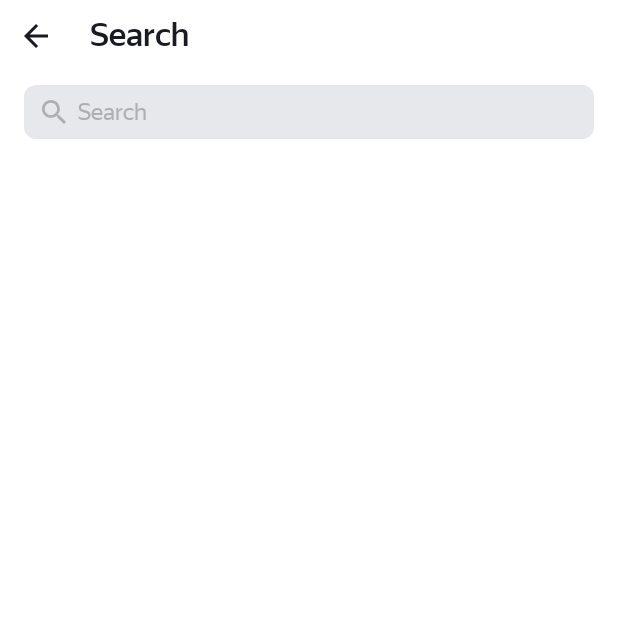
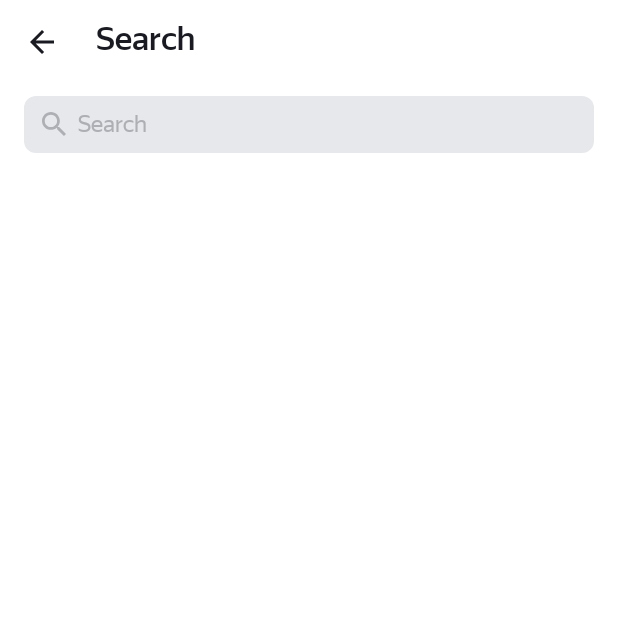
Before and after one commit to dimasla4ee/Playlist-Maker, an Android app: the SearchActivity screen opened directly, with no data from a screen before it, on a phone screen of 412 x 824 dp, the top half of it. Run offline under Robolectric (Android 15) with nearby library versions, the phone set to English and light mode, and no system bars.

Commit message:
Refactor(search): migrate SearchActivity to ConstraintLayout and improve UI logic
- Migrated `activity_search.xml` from `LinearLayout` to `ConstraintLayout` for more flexible UI design.
- Added `Guideline`s to `activity_search.xml` for consistent spacing.
- Adjusted `searchbar_height` dimension to make EditText text fit without cropping.
- Removed margins from `LinearLayout.Searchbar` style.
- Updated `SearchActivity.kt` to:
    - Adjust `searchHistoryClearButton` bottom margin based on window insets.
    - Show/hide search history elements (`searchHistoryLabel`, `searchHistoryRecyclerView`, `searchHistoryClearButton`) as a group.
    - Show/hide search status elements (`searchStatusImageView`, `searchStatusTextView`, `searchStatusReloadButton`) as a group using `ConstraintLayout.Flow`.
    - Correctly display search history or no content when search query is empty.
    - Set `ContentType.NONE` before retrying search on reload button click.
    - Simplified visibility logic using a new `show` extension function (not included in diff).
    - Removed unused `getSongs` Runnable.
    - Changed `inputType` of `searchInputEditText` to `textNoSuggestions`.
- Removed horizontal padding from `track_item.xml`.

```diff
--- a/app/src/main/java/com/dimasla4ee/playlistmaker/activity/SearchActivity.kt
+++ b/app/src/main/java/com/dimasla4ee/playlistmaker/activity/SearchActivity.kt
@@ -3,8 +3,7 @@ package com.dimasla4ee.playlistmaker.activity
 import android.content.Intent
 import android.content.SharedPreferences
 import android.os.Bundle
-import android.view.View.GONE
-import android.view.View.VISIBLE
+import android.view.ViewGroup
 import android.view.inputmethod.EditorInfo
 import android.view.inputmethod.InputMethodManager
 import android.widget.EditText
@@ -25,6 +24,7 @@ import com.dimasla4ee.playlistmaker.Track
 import com.dimasla4ee.playlistmaker.TracksAdapter
 import com.dimasla4ee.playlistmaker.databinding.ActivitySearchBinding
 import com.dimasla4ee.playlistmaker.setupWindowInsets
+import com.dimasla4ee.playlistmaker.show
 import com.google.gson.Gson
 import kotlinx.coroutines.launch
 
@@ -45,7 +45,16 @@ class SearchActivity : AppCompatActivity() {
         binding = ActivitySearchBinding.inflate(layoutInflater)
         setContentView(binding.root)
         enableEdgeToEdge()
-        setupWindowInsets(binding.root)
+
+        setupWindowInsets(binding.root) { insets ->
+            val params = binding.searchHistoryClearButton.layoutParams
+                    as? ViewGroup.MarginLayoutParams
+
+            if (params != null) {
+                params.bottomMargin = 10
+                binding.searchHistoryClearButton.layoutParams = params
+            }
+        }
 
         searchInputEditText = binding.searchInputEditText
 
@@ -88,11 +97,6 @@ class SearchActivity : AppCompatActivity() {
         query = savedInstanceState.getString(PreferenceKeys.Keys.SEARCH_QUERY, DEFAULT_QUERY)
     }
 
-    private val getSongs = Runnable {
-        fetchSongsAndUpdateUi()
-        LogUtil.d("SearchActivity", "getSongs: $query")
-    }
-
     private fun setupListeners() {
         val inputMethodManager = getSystemService(INPUT_METHOD_SERVICE) as? InputMethodManager
 
@@ -111,17 +115,18 @@ class SearchActivity : AppCompatActivity() {
 
         searchInputEditText.apply {
             doOnTextChanged { text, _, _, _ ->
-                binding.searchInputClearButton.visibility = setVisibility(!text.isNullOrEmpty())
+                query = text?.toString() ?: DEFAULT_QUERY
+                binding.searchInputClearButton.show(query.isNotEmpty())
 
-                query = text?.toString() ?: DEFAULT_QUERY
                 if (query.isEmpty()) {
+                    val searchHistoryList = searchHistory.get()
                     searchResultsAdapter.submitList(emptyList())
                     searchHistoryAdapter.submitList(searchHistory.get())
-                    setContent(ContentType.SEARCH_HISTORY)
+                    setContent(
+                        if (searchHistoryList.isEmpty()) ContentType.NONE else ContentType.SEARCH_HISTORY
+                    )
                 } else {
-                    Debouncer.debounce {
-                        getSongs.run()
-                    }
+                    Debouncer.debounce { fetchSongsAndUpdateUi() }
                     setContent(ContentType.NONE)
                 }
             }
@@ -136,12 +141,9 @@ class SearchActivity : AppCompatActivity() {
             setOnEditorActionListener { _, actionId, _ ->
                 if (actionId == EditorInfo.IME_ACTION_SEARCH) {
                     inputMethodManager?.hideSoftInputFromWindow(currentFocus?.windowToken, 0)
-                    lifecycleScope.launch {
-                        fetchSongsAndUpdateUi()
-                    }
+                    lifecycleScope.launch { fetchSongsAndUpdateUi() }
                     true
-                }
-                false
+                } else false
             }
         }
 
@@ -159,6 +161,7 @@ class SearchActivity : AppCompatActivity() {
         }
 
         binding.searchStatusReloadButton.setOnClickListener {
+            setContent(ContentType.NONE)
             lifecycleScope.launch {
                 fetchSongsAndUpdateUi()
             }
@@ -171,17 +174,13 @@ class SearchActivity : AppCompatActivity() {
             return
         }
 
-        binding.searchProgressBar.visibility = VISIBLE
+        binding.searchProgressBar.show(true)
         lifecycleScope.launch {
             ItunesApiClient.getSongs(query).run {
                 onSuccess { tracksList ->
                     searchResultsAdapter.submitList(tracksList)
                     setContent(
-                        if (tracksList.isEmpty()) {
-                            ContentType.NO_RESULTS
-                        } else {
-                            ContentType.TRACKLIST
-                        }
+                        if (tracksList.isEmpty()) ContentType.NO_RESULTS else ContentType.TRACKLIST
                     )
                 }
                 onFailure { exception ->
@@ -194,24 +193,29 @@ class SearchActivity : AppCompatActivity() {
 
     private fun setContent(type: ContentType) {
         binding.apply {
-            searchHistoryLayout.visibility = setVisibility(type == ContentType.SEARCH_HISTORY)
-            searchResultsRecyclerView.visibility = setVisibility(type == ContentType.TRACKLIST)
-            searchProgressBar.visibility = GONE
+            (type == ContentType.SEARCH_HISTORY).let { isSearchHistory ->
+                searchHistoryLabel.show(isSearchHistory)
+                searchHistoryClearButton.show(isSearchHistory)
+                searchHistoryRecyclerView.show(isSearchHistory)
+            }
 
-            searchStatusLayout.apply {
-                if (type == ContentType.NO_RESULTS || type == ContentType.ERROR) {
-                    visibility = VISIBLE
-                    searchStatusImageView.setImageResource(type.res!!)
-                    searchStatusTextView.setText(type.text!!)
-                    searchStatusReloadButton.visibility = setVisibility(type == ContentType.ERROR)
-                } else {
-                    visibility = GONE
-                }
+            searchResultsRecyclerView.show(type == ContentType.TRACKLIST)
+            searchProgressBar.show(false)
+
+            if (type == ContentType.NO_RESULTS || type == ContentType.ERROR) {
+                searchStatusReloadButton.show(true)
+                searchStatusTextView.show(true)
+                searchStatusImageView.show(true)
+                searchStatusImageView.setImageResource(type.res!!)
+                searchStatusTextView.setText(type.text!!)
+                searchStatusReloadButton.show(type == ContentType.ERROR)
+            } else {
+                searchStatusReloadButton.show(false)
+                searchStatusTextView.show(false)
+                searchStatusImageView.show(false)
             }
         }
     }
-
-    private fun setVisibility(isVisible: Boolean): Int = if (isVisible) VISIBLE else GONE
 
     private enum class ContentType(
         @param:DrawableRes val res: Int?,
--- a/app/src/main/res/layout/activity_search.xml
+++ b/app/src/main/res/layout/activity_search.xml
@@ -1,22 +1,44 @@
 <?xml version="1.0" encoding="utf-8"?>
-<LinearLayout xmlns:android="http://schemas.android.com/apk/res/android"
+<androidx.constraintlayout.widget.ConstraintLayout xmlns:android="http://schemas.android.com/apk/res/android"
     xmlns:app="http://schemas.android.com/apk/res-auto"
-    style="@style/LinearLayout"
-    android:gravity="center_horizontal">
+    style="@style/ConstraintLayout">
+
+    <!-- Guidelines -->
+    <androidx.constraintlayout.widget.Guideline
+        android:id="@+id/guidelineBottom"
+        style="@style/Guideline.Horizontal"
+        app:layout_constraintGuide_end="?actionBarSize" />
+
+    <androidx.constraintlayout.widget.Guideline
+        android:id="@+id/guidelineStart"
+        style="@style/Guideline.Vertical"
+        app:layout_constraintGuide_begin="@dimen/normal_100" />
+
+    <androidx.constraintlayout.widget.Guideline
+        android:id="@+id/guidelineEnd"
+        style="@style/Guideline.Vertical"
+        app:layout_constraintGuide_end="@dimen/normal_100" />
 
     <!-- Header -->
     <com.dimasla4ee.playlistmaker.view.PanelHeader
         android:id="@+id/panelHeader"
-        android:layout_width="match_parent"
-        android:layout_height="wrap_content"
+        style="@style/LinearLayout.PanelHeader"
         android:text="@string/search"
         app:iconSrc="@drawable/ic_arrow_back_24"
+        app:layout_constraintEnd_toEndOf="parent"
+        app:layout_constraintStart_toStartOf="parent"
+        app:layout_constraintTop_toTopOf="parent"
         app:showIcon="true" />
 
     <!-- SearchBar -->
     <LinearLayout
         android:id="@+id/searchBarContainerLayout"
-        style="@style/LinearLayout.Searchbar">
+        style="@style/LinearLayout.Searchbar"
+        android:layout_width="0dp"
+        android:layout_marginTop="@dimen/small_100"
+        app:layout_constraintEnd_toEndOf="@id/guidelineEnd"
+        app:layout_constraintStart_toStartOf="@id/guidelineStart"
+        app:layout_constraintTop_toBottomOf="@id/panelHeader">
 
         <ImageView
             style="@style/Icon.SearchBar"
@@ -26,11 +48,11 @@
         <EditText
             android:id="@+id/searchInputEditText"
             style="@style/EditText.SearchBar"
-            android:layout_height="48dp"
+            android:layout_height="wrap_content"
             android:autofillHints="none"
             android:hint="@string/searchbar_hint"
             android:imeOptions="actionSearch"
-            android:inputType="textAutoComplete"
+            android:inputType="textNoSuggestions"
             android:singleLine="true"
             android:textSize="@dimen/text_16" />
 
@@ -45,86 +67,73 @@
     <!-- Search Results RecyclerView -->
     <androidx.recyclerview.widget.RecyclerView
         android:id="@+id/searchResultsRecyclerView"
-        android:layout_width="match_parent"
-        android:layout_height="match_parent"
-        android:layout_marginTop="@dimen/normal_100"
-        android:clipToPadding="false"
-        android:paddingBottom="?attr/actionBarSize"
-        app:layoutManager="androidx.recyclerview.widget.LinearLayoutManager" />
+        android:layout_width="0dp"
+        android:layout_height="0dp"
+        android:layout_marginTop="@dimen/normal_150"
+        android:requiresFadingEdge="vertical"
+        app:layoutManager="androidx.recyclerview.widget.LinearLayoutManager"
+        app:layout_constraintBottom_toBottomOf="parent"
+        app:layout_constraintEnd_toEndOf="@id/guidelineEnd"
+        app:layout_constraintStart_toStartOf="@id/guidelineStart"
+        app:layout_constraintTop_toBottomOf="@id/searchBarContainerLayout" />
 
-    <!-- Search History Layout -->
-    <LinearLayout
-        android:id="@+id/searchHistoryLayout"
-        android:layout_width="match_parent"
-        android:layout_height="wrap_content"
-        android:layout_marginVertical="@dimen/normal_100"
-        android:clipToPadding="false"
-        android:gravity="center_horizontal"
-        android:orientation="vertical">
-
+    <!-- Search History -->
     <TextView
+        android:id="@+id/searchHistoryLabel"
         style="@style/Text.Medium.19"
-            android:layout_margin="@dimen/normal_100"
-            android:text="@string/been_searched" />
+        android:layout_width="wrap_content"
+        android:layout_marginVertical="@dimen/normal_150"
+        android:text="@string/been_searched"
+        app:layout_constraintEnd_toEndOf="@id/guidelineEnd"
+        app:layout_constraintStart_toStartOf="@id/guidelineStart"
+        app:layout_constraintTop_toBottomOf="@id/searchBarContainerLayout" />
 
     <androidx.recyclerview.widget.RecyclerView
         android:id="@+id/searchHistoryRecyclerView"
-            android:layout_width="match_parent"
+        android:layout_width="0dp"
         android:layout_height="0dp"
-            android:layout_weight="1"
-            android:clipToPadding="false"
-            app:layoutManager="androidx.recyclerview.widget.LinearLayoutManager" />
+        android:layout_marginTop="@dimen/normal_150"
+        android:paddingBottom="@dimen/normal_150"
+        android:requiresFadingEdge="vertical"
+        app:layoutManager="androidx.recyclerview.widget.LinearLayoutManager"
+        app:layout_constraintBottom_toTopOf="@+id/searchHistoryClearButton"
+        app:layout_constraintEnd_toEndOf="@id/guidelineEnd"
+        app:layout_constraintStart_toStartOf="@id/guidelineStart"
+        app:layout_constraintTop_toBottomOf="@id/searchHistoryLabel" />
 
     <Button
         android:id="@+id/searchHistoryClearButton"
         style="@style/Button.Common"
-            android:text="@string/clear_history" />
-    </LinearLayout>
+        android:layout_marginTop="@dimen/normal_150"
+        android:text="@string/clear_history"
+        app:layout_constraintBottom_toBottomOf="parent"
+        app:layout_constraintEnd_toEndOf="@id/guidelineEnd"
+        app:layout_constraintStart_toStartOf="@id/guidelineStart" />
 
-    <!-- ProgressBar -->
-    <LinearLayout
+    <!-- Search Status Layout -->
+    <ProgressBar
         android:id="@+id/searchProgressBar"
-        android:layout_width="match_parent"
-        android:layout_height="match_parent"
-        android:gravity="center"
-        android:orientation="vertical"
-        android:visibility="gone">
-
-        <ProgressBar
         android:layout_width="48dp"
         android:layout_height="48dp"
         android:indeterminate="true"
-            android:indeterminateTint="@color/blue" />
-    </LinearLayout>
-
-    <!-- Search Status Layout -->
-    <LinearLayout
-        android:id="@+id/searchStatusLayout"
-        android:layout_width="match_parent"
-        android:layout_height="match_parent"
-        android:gravity="center_horizontal"
-        android:orientation="vertical">
-
-        <LinearLayout
-            android:layout_width="match_parent"
-            android:layout_height="wrap_content"
-            android:layout_marginTop="@dimen/big_325"
-            android:orientation="horizontal">
-
-            <Space style="@style/Weight.Horizontal.1" />
+        android:indeterminateTint="@color/blue"
+        android:visibility="gone"
+        app:layout_constraintBottom_toBottomOf="parent"
+        app:layout_constraintEnd_toEndOf="parent"
+        app:layout_constraintStart_toStartOf="parent"
+        app:layout_constraintTop_toBottomOf="@id/searchBarContainerLayout" />
 
     <ImageView
         android:id="@+id/searchStatusImageView"
-                style="@style/Weight.Horizontal.1"
+        android:layout_width="wrap_content"
+        android:layout_height="wrap_content"
+        android:layout_marginTop="@dimen/big_325"
         android:importantForAccessibility="no" />
-
-            <Space style="@style/Weight.Horizontal.1" />
-        </LinearLayout>
 
     <TextView
         android:id="@+id/searchStatusTextView"
         style="@style/Text.Medium.19"
-            android:layout_width="match_parent"
+        android:layout_width="0dp"
         android:layout_marginHorizontal="@dimen/normal_150"
         android:layout_marginTop="@dimen/normal_100"
         android:layout_marginBottom="@dimen/normal_150"
@@ -135,5 +144,18 @@
         android:id="@+id/searchStatusReloadButton"
         style="@style/Button.Common"
         android:text="@string/reload" />
-    </LinearLayout>
-</LinearLayout>
+
+    <androidx.constraintlayout.helper.widget.Flow
+        android:layout_width="0dp"
+        android:layout_height="0dp"
+        app:flow_wrapMode="chain"
+        app:flow_verticalStyle="packed"
+        app:flow_maxElementsWrap="1"
+        app:flow_verticalGap="@dimen/normal_100"
+        app:constraint_referenced_ids="searchStatusImageView,searchStatusTextView,searchStatusReloadButton"
+        app:layout_constraintBottom_toBottomOf="parent"
+        app:layout_constraintEnd_toEndOf="@id/guidelineEnd"
+        app:layout_constraintStart_toStartOf="@id/guidelineStart"
+        app:layout_constraintTop_toBottomOf="@id/searchBarContainerLayout" />
+
+</androidx.constraintlayout.widget.ConstraintLayout>
--- a/app/src/main/res/layout/track_item.xml
+++ b/app/src/main/res/layout/track_item.xml
@@ -5,8 +5,7 @@
     android:layout_width="match_parent"
     android:layout_height="@dimen/setting_height"
     android:gravity="center_vertical"
-    android:orientation="horizontal"
-    android:paddingHorizontal="@dimen/small_150">
+    android:orientation="horizontal">
 
     <ImageView
         android:id="@+id/albumCover"
--- a/app/src/main/res/values/dimens.xml
+++ b/app/src/main/res/values/dimens.xml
@@ -15,7 +15,7 @@
 
     <dimen name="panel_header_height">56dp</dimen>
     <dimen name="setting_height">61dp</dimen>
-    <dimen name="searchbar_height">36dp</dimen>
+    <dimen name="searchbar_height">38dp</dimen>
 
     <dimen name="regular_weight">400</dimen>
     <dimen name="medium_weight">500</dimen>
--- a/app/src/main/res/values/styles.xml
+++ b/app/src/main/res/values/styles.xml
@@ -52,8 +52,6 @@
         <item name="android:layout_height">@dimen/searchbar_height</item>
         <item name="android:orientation">horizontal</item>
         <item name="android:gravity">center_vertical</item>
-        <item name="android:layout_marginHorizontal">@dimen/normal_100</item>
-        <item name="android:layout_marginVertical">@dimen/small_100</item>
         <item name="android:paddingHorizontal">@dimen/small_150</item>
         <item name="android:paddingVertical">@dimen/small_125</item>
         <item name="android:background">@drawable/rounded_corners</item>
```
Lines whose indentation alone changed are shown as unchanged.
